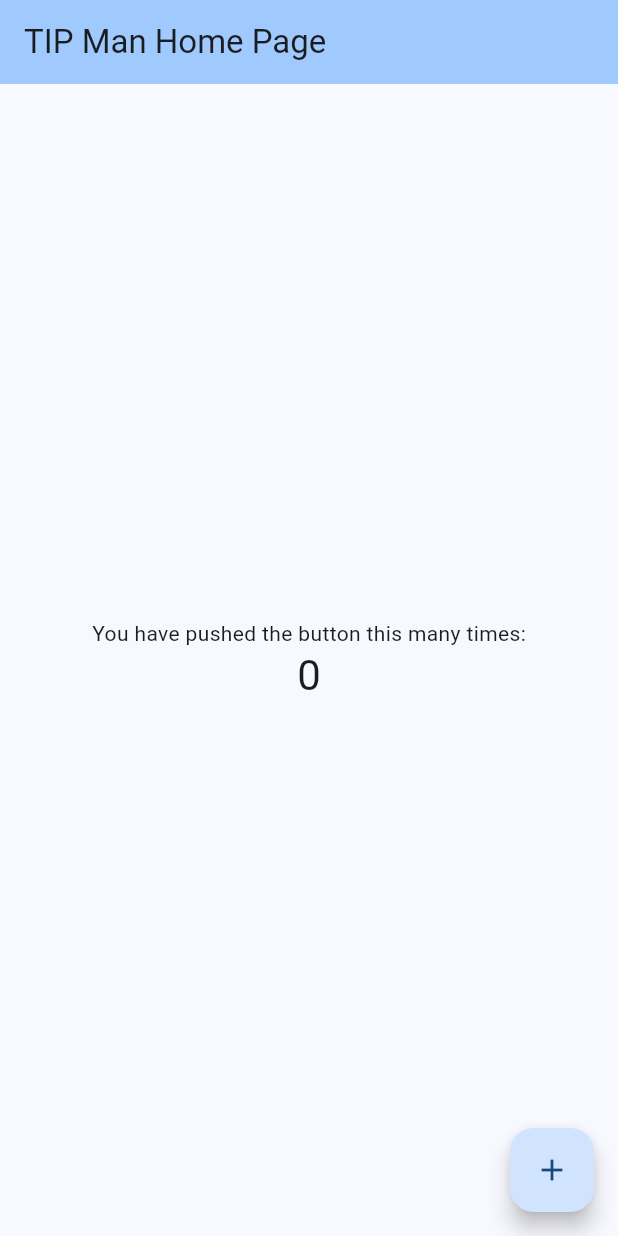
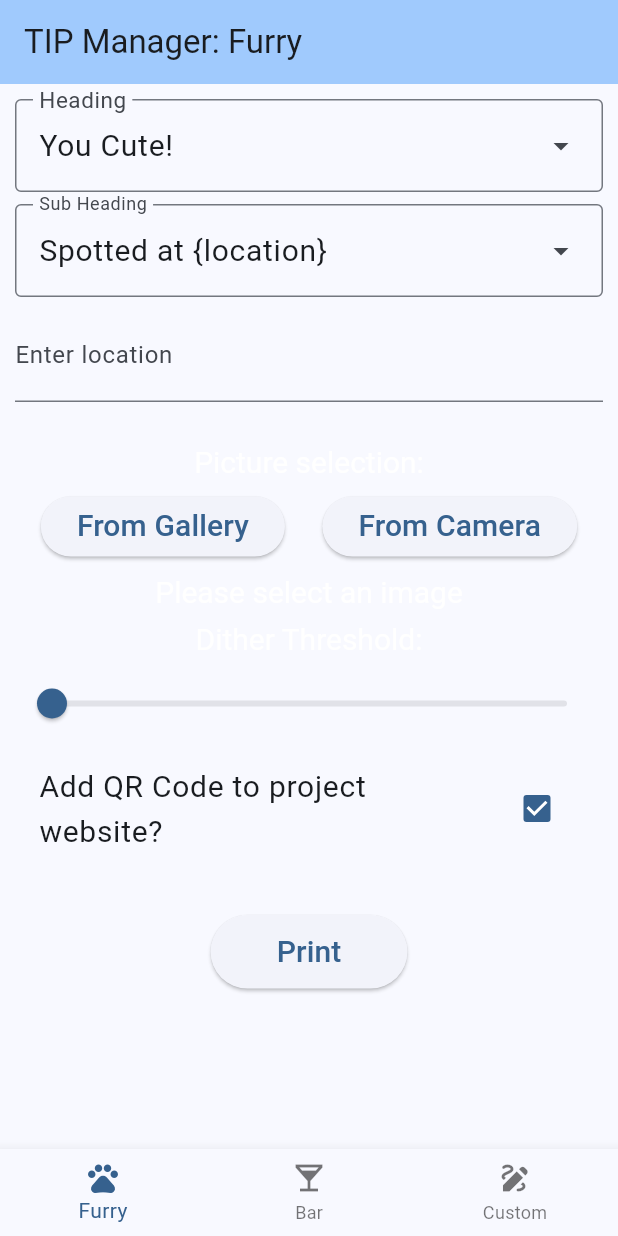
Before and after one commit to OliverBleen/ThermalImagePrinter, a Flutter app: the screen it shows after launch, on a phone screen of 412 x 824 dp. Run offline on Flutter 3.47's test engine with Material 3 defaults, Android fonts, the light colour scheme and no system bars; our stand-ins replace image_picker; missing offline and left inert: gal.

Commit message:
Add furry page

```diff
--- a/Android_App/tipman/lib/main.dart
+++ b/Android_App/tipman/lib/main.dart
@@ -1,4 +1,5 @@
 import 'package:flutter/material.dart';
+import 'package:tipman/pages/furry.dart';
 
 void main() {
   runApp(const TipMan());
@@ -13,109 +14,59 @@ class TipMan extends StatelessWidget {
     return MaterialApp(
       title: 'TIP Manager',
       theme: ThemeData(
-        // This is the theme of your application.
-        //
-        // TRY THIS: Try running your application with "flutter run". You'll see
-        // the application has a purple toolbar. Then, without quitting the app,
-        // try changing the seedColor in the colorScheme below to Colors.green
-        // and then invoke "hot reload" (save your changes or press the "hot
-        // reload" button in a Flutter-supported IDE, or press "r" if you used
-        // the command line to start the app).
-        //
-        // Notice that the counter didn't reset back to zero; the application
-        // state is not lost during the reload. To reset the state, use hot
-        // restart instead.
-        //
-        // This works for code too, not just values: Most code changes can be
-        // tested with just a hot reload.
-        colorScheme: .fromSeed(seedColor: Colors.blue),
+        colorScheme: .fromSeed(seedColor: Colors.blue, brightness: Brightness.light),
       ),
-      home: const MyHomePage(title: 'TIP Man Home Page'),
+      darkTheme: ThemeData(
+        colorScheme: .fromSeed(seedColor: Colors.blue, brightness: Brightness.dark),
+      ),
+      themeMode: ThemeMode.system,
+      home: const MyHomePage(),
     );
   }
 }
 
 class MyHomePage extends StatefulWidget {
-  const MyHomePage({super.key, required this.title});
-
-  // This widget is the home page of your application. It is stateful, meaning
-  // that it has a State object (defined below) that contains fields that affect
-  // how it looks.
-
-  // This class is the configuration for the state. It holds the values (in this
-  // case the title) provided by the parent (in this case the App widget) and
-  // used by the build method of the State. Fields in a Widget subclass are
-  // always marked "final".
-
-  final String title;
+  const MyHomePage({super.key});
 
   @override
   State<MyHomePage> createState() => _MyHomePageState();
 }
 
 class _MyHomePageState extends State<MyHomePage> {
-  int _counter = 0;
+  int _selectedIndex = 0;
+  String _title = 'TIP Manager: ${_bottomNavBarWidgets.entries.elementAt(0).key}';
 
-  void _incrementCounter() {
+  static const Map<String, Widget> _bottomNavBarWidgets = <String, Widget>{
+    'Furry': FurryPage(),
+    'Bar': Text('Bar'),
+    'Custom': Text('Custom'),
+  };
+
+  void _onItemTapped(int index) {
     setState(() {
-      // This call to setState tells the Flutter framework that something has
-      // changed in this State, which causes it to rerun the build method below
-      // so that the display can reflect the updated values. If we changed
-      // _counter without calling setState(), then the build method would not be
-      // called again, and so nothing would appear to happen.
-      _counter++;
+      _selectedIndex = index;
+      _title = 'TIP Manager: ${_bottomNavBarWidgets.entries.elementAt(index).key}';
     });
   }
 
   @override
   Widget build(BuildContext context) {
-    // This method is rerun every time setState is called, for instance as done
-    // by the _incrementCounter method above.
-    //
-    // The Flutter framework has been optimized to make rerunning build methods
-    // fast, so that you can just rebuild anything that needs updating rather
-    // than having to individually change instances of widgets.
     return Scaffold(
       appBar: AppBar(
-        // TRY THIS: Try changing the color here to a specific color (to
-        // Colors.amber, perhaps?) and trigger a hot reload to see the AppBar
-        // change color while the other colors stay the same.
         backgroundColor: Theme.of(context).colorScheme.inversePrimary,
-        // Here we take the value from the MyHomePage object that was created by
-        // the App.build method, and use it to set our appbar title.
-        title: Text(widget.title),
+        title: Text(_title),
       ),
       body: Center(
-        // Center is a layout widget. It takes a single child and positions it
-        // in the middle of the parent.
-        child: Column(
-          // Column is also a layout widget. It takes a list of children and
-          // arranges them vertically. By default, it sizes itself to fit its
-          // children horizontally, and tries to be as tall as its parent.
-          //
-          // Column has various properties to control how it sizes itself and
-          // how it positions its children. Here we use mainAxisAlignment to
-          // center the children vertically; the main axis here is the vertical
-          // axis because Columns are vertical (the cross axis would be
-          // horizontal).
-          //
-          // TRY THIS: Invoke "debug painting" (choose the "Toggle Debug Paint"
-          // action in the IDE, or press "p" in the console), to see the
-          // wireframe for each widget.
-          mainAxisAlignment: .center,
-          children: [
-            const Text('You have pushed the button this many times:'),
-            Text(
-              '$_counter',
-              style: Theme.of(context).textTheme.headlineMedium,
-            ),
-          ],
-        ),
+        child: _bottomNavBarWidgets.entries.elementAt(_selectedIndex).value,
       ),
-      floatingActionButton: FloatingActionButton(
-        onPressed: _incrementCounter,
-        tooltip: 'Increment',
-        child: const Icon(Icons.add),
+      bottomNavigationBar: BottomNavigationBar(
+        items: const <BottomNavigationBarItem>[
+          BottomNavigationBarItem(icon: Icon(Icons.pets), label: 'Furry'),
+          BottomNavigationBarItem(icon: Icon(Icons.local_bar), label: 'Bar'),
+          BottomNavigationBarItem(icon: Icon(Icons.draw), label: 'Custom'),
+        ],
+        currentIndex: _selectedIndex,
+        onTap: _onItemTapped,
       ),
     );
   }
--- /dev/null
+++ b/Android_App/tipman/lib/pages/furry.dart
@@ -0,0 +1,278 @@
+import 'dart:collection';
+import 'dart:io';
+import 'package:image/image.dart' as im;
+import 'package:image_picker/image_picker.dart';
+import 'package:gal/gal.dart';
+import 'package:flutter/material.dart';
+import 'package:intl/intl.dart';
+
+typedef HeadingEntry = DropdownMenuEntry<Heading>;
+typedef SubHeadingEntry = DropdownMenuEntry<SubHeading>;
+enum Heading {
+  cute('You Cute!', SubHeading.spotted),
+  fine('No Awoo. Fine: 200€', SubHeading.payFine);
+
+  const Heading(this.label, this.defaultSubHeading);
+  final String label;
+  final SubHeading defaultSubHeading;
+
+  static final List<HeadingEntry> entries =
+    UnmodifiableListView<HeadingEntry>(
+      values.map<HeadingEntry>(
+        (Heading heading) => HeadingEntry(
+          value: heading,
+          label: heading.label,
+        ),
+      ),
+    );
+}
+enum SubHeading {
+  spotted('Spotted at {location}'),
+  payFine('To be paid within 3 days');
+
+  const SubHeading(this.label);
+  final String label;
+
+  static final List<SubHeadingEntry> entries =
+    UnmodifiableListView<SubHeadingEntry>(
+      values.map<SubHeadingEntry>(
+        (SubHeading subHeading) => SubHeadingEntry(
+          value: subHeading,
+          label: subHeading.label,
+        ),
+      ),
+    );
+}
+
+class FurryPage extends StatefulWidget {
+  const FurryPage({super.key});
+
+  @override
+  State<FurryPage> createState() => _FurryPageState();
+}
+
+class _FurryPageState extends State<FurryPage> {
+  final GlobalKey<FormState> _formKey = GlobalKey<FormState>();
+  TextStyle textStyle = TextStyle(fontSize: 20);
+  final ImagePicker _picker = ImagePicker();
+
+  Heading? selectedHeading = Heading.cute;
+  SubHeading? selectedSubHeading = SubHeading.spotted;
+  String? location;
+  double imageDitherThreshold = 0.5;
+  XFile? imageFile;
+  Image? editedImage;
+  bool editInProgress = false;
+  bool shouldEditAgain = false;
+  bool imageFileFromCamera = true;
+  bool generateQRCode = true;
+
+  @override
+  Widget build(BuildContext context) {
+    return DefaultTextStyle(
+      style: textStyle,
+      child: ListView(
+        padding: EdgeInsets.all(10),
+        children: [
+          Form(
+            key: _formKey,
+            child: Column(
+              spacing: 8,
+              children: <Widget>[
+                DropdownMenuFormField(
+                  textStyle: textStyle,
+                  expandedInsets: EdgeInsets.zero,
+                  initialSelection: selectedHeading,
+                  label: Text('Heading', style: textStyle,),
+                  onSelected: (Heading? heading) {
+                    setState(() {
+                      selectedHeading = heading;
+                      selectedSubHeading = heading?.defaultSubHeading;
+                    });
+                  },
+                  dropdownMenuEntries: Heading.entries,
+                ),
+                DropdownMenuFormField(
+                  textStyle: textStyle,
+                  expandedInsets: EdgeInsets.zero,
+                  initialSelection: selectedSubHeading,
+                  label: const Text('Sub Heading'),
+                  onSelected: (SubHeading? subHeading) {
+                    setState(() {
+                      selectedSubHeading = subHeading;
+                    });
+                  },
+                  dropdownMenuEntries: SubHeading.entries,
+                ),
+                TextFormField(
+                  style: textStyle,
+                  decoration: const InputDecoration(
+                    border: UnderlineInputBorder(),
+                    labelText: 'Enter location'
+                  ),
+                  validator: (String? value) {
+                    if(value == null || value.isEmpty) {
+                      return 'Please enter the location';
+                    }
+                    location = value;
+                    return null;
+                  },
+                ),
+                Padding(
+                  padding: const EdgeInsetsGeometry.only(top: 20),
+                  child: Text('Picture selection:'),
+                ),
+                Row(
+                  mainAxisAlignment: MainAxisAlignment.center,
+                  spacing: 25,
+                  children: [
+                    ElevatedButton(
+                      onPressed: () {
+                        _picker.pickImage(source: ImageSource.gallery).then((file) {
+                          setState(() {
+                            imageFile = file;
+                            imageFileFromCamera = false;
+                          });
+                          _editImage();
+                        });
+                      },
+                      child: Text('From Gallery', style: textStyle,),
+                    ),
+                    ElevatedButton(
+                      onPressed: () {
+                        _picker.pickImage(source: ImageSource.camera).then((file) {
+                          setState(() {
+                            imageFile = file;
+                            imageFileFromCamera = true;
+                          });
+                          _editImage();
+                        });
+                      },
+                      child: Text('From Camera', style: textStyle,),
+                    ),
+                  ],
+                ),
+                Row(
+                  mainAxisAlignment: MainAxisAlignment.center,
+                  children: [
+                    imageFile != null ?
+                    Image.file(
+                      File(imageFile!.path),
+                      width: (MediaQuery.sizeOf(context).width / 2) - 20,
+                      errorBuilder: (
+                        BuildContext context,
+                        Object error,
+                        StackTrace? stackTrace,
+                      ) {
+                        return Center(
+                          child: Text('Error displaying image', style: textStyle,),
+                        );
+                      }
+                    ) :
+                    Center(
+                      child: Text('Please select an image', style: textStyle,),
+                    ),
+                    editedImage ?? Container(),
+                  ],
+                ),
+                Text('Dither Threshold:'),
+                Slider(
+                  value: imageDitherThreshold,
+                  max: 255.0,
+                  min: 0.01,
+                  onChanged: (double value) {
+                    setState(() {
+                      imageDitherThreshold = value;
+                    });
+                    _editImage();
+                  },
+                ),
+                CheckboxListTile(
+                  title: Text('Add QR Code to project website?', style: textStyle,),
+                  value: generateQRCode,
+                  onChanged: (bool? value) {
+                    setState(() {
+                      generateQRCode = value!;
+                    });
+                  },
+                ),
+                Padding(
+                  padding: const EdgeInsetsGeometry.only(top: 25),
+                  child: ElevatedButton(
+                    onPressed: () {
+                      if(_formKey.currentState!.validate()) {
+                        if(imageFile != null && imageFileFromCamera) {
+                          Gal.putImage(imageFile!.path, album: '${DateFormat('yyyyMMdd').format(DateTime.now())}_$location');
+                        }
+                      }
+                    },
+                    child: Padding(
+                      padding: const EdgeInsetsGeometry.fromLTRB(20, 10, 20, 10),
+                      child: Text('Print', style: textStyle,),
+                    )
+                  ),
+                )
+              ],
+            )
+          ),
+        ]
+      )
+    );
+  }
+
+  void _editImage() {
+    if(editInProgress) {
+      shouldEditAgain = true;
+      return;
+    }
+    editInProgress = true;
+
+    _editImageInternal();
+  }
+
+  Future<void> _editImageInternal() async {
+    try {
+      do {
+        setState(() {
+          shouldEditAgain = false;
+        });
+
+        if(imageFile == null) {
+          return;
+        }
+        im.Image? img = im.decodeImage(await File(imageFile!.path).readAsBytes());
+        if(img == null) {
+          return;
+        }
+        img = im.copyResize(img, width: 384, maintainAspect: true, interpolation: im.Interpolation.nearest);
+        img = im.grayscale(img);
+        img = im.ditherImage(img, quantizer: im.BinaryQuantizer(threshold: imageDitherThreshold), kernel: im.DitherKernel.atkinson);
+        //img = im.luminanceThreshold(img);
+        //img = im.invert(img);
+
+        setState(() {
+          if(img == null) {
+            return;
+          }
+          editedImage = Image.memory(im.encodePng(img), width: (MediaQuery.sizeOf(context).width / 2) - 20);
+
+        });
+        /*td.Uint8List rawIn = td.Uint8List(img.width * img.height);
+        for(final pixel in img) {
+          rawIn[0] = ((255) * (im.ColorUint8.rgb(pixel.r, pixel.g, pixel.b).round() / 4095)).round();
+        }
+        Uint8List rawOut = Uint8List(48 * img.height);*/
+      }
+      while(shouldEditAgain);
+    }
+    catch (ex) {
+      // Do nothing
+    }
+    finally {
+      setState(() {
+        editInProgress = false;
+      });
+    }
+
+  }
+}
```
